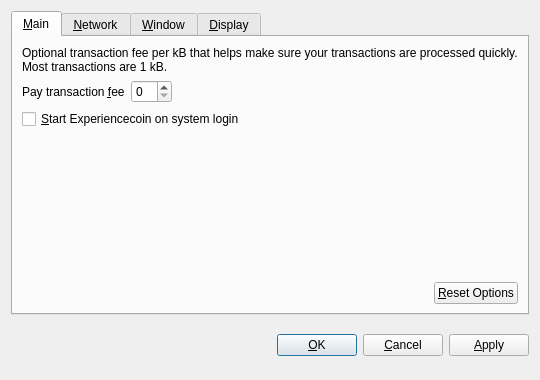
Qt form src/qt/forms/optionsdialog.ui (experiencecoin/experiencecoin_legacy) before a commit.
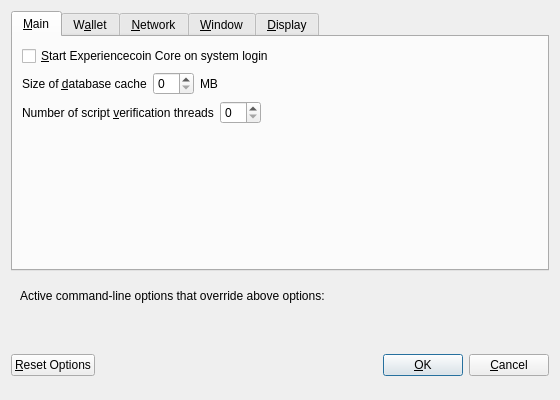
The same form after that commit. Custom widgets are drawn as their Qt base class.

```diff
--- a/src/qt/forms/optionsdialog.ui
+++ b/src/qt/forms/optionsdialog.ui
@@ -6,8 +6,8 @@
    <rect>
     <x>0</x>
     <y>0</y>
-    <width>540</width>
-    <height>380</height>
+    <width>560</width>
+    <height>400</height>
    </rect>
   </property>
   <property name="windowTitle">
@@ -19,9 +19,6 @@
   <layout class="QVBoxLayout" name="verticalLayout">
    <item>
     <widget class="QTabWidget" name="tabWidget">
-     <property name="tabPosition">
-      <enum>QTabWidget::North</enum>
-     </property>
      <property name="currentIndex">
       <number>0</number>
      </property>
@@ -31,6 +28,116 @@
       </attribute>
       <layout class="QVBoxLayout" name="verticalLayout_Main">
        <item>
+        <widget class="QCheckBox" name="bitcoinAtStartup">
+         <property name="toolTip">
+          <string>Automatically start Experiencecoin Core after logging in to the system.</string>
+         </property>
+         <property name="text">
+          <string>&amp;Start Experiencecoin Core on system login</string>
+         </property>
+        </widget>
+       </item>
+       <item>
+        <layout class="QHBoxLayout" name="horizontalLayout_2_Main">
+         <item>
+          <widget class="QLabel" name="databaseCacheLabel">
+           <property name="text">
+            <string>Size of &amp;database cache</string>
+           </property>
+           <property name="textFormat">
+            <enum>Qt::PlainText</enum>
+           </property>
+           <property name="buddy">
+            <cstring>databaseCache</cstring>
+           </property>
+          </widget>
+         </item>
+         <item>
+          <widget class="QSpinBox" name="databaseCache"/>
+         </item>
+         <item>
+          <widget class="QLabel" name="databaseCacheUnitLabel">
+           <property name="text">
+            <string>MB</string>
+           </property>
+           <property name="textFormat">
+            <enum>Qt::PlainText</enum>
+           </property>
+          </widget>
+         </item>
+         <item>
+          <spacer name="horizontalSpacer_2_Main">
+           <property name="orientation">
+            <enum>Qt::Horizontal</enum>
+           </property>
+           <property name="sizeHint" stdset="0">
+            <size>
+             <width>40</width>
+             <height>20</height>
+            </size>
+           </property>
+          </spacer>
+         </item>
+        </layout>
+       </item>
+       <item>
+        <layout class="QHBoxLayout" name="horizontalLayout_3_Main">
+         <item>
+          <widget class="QLabel" name="threadsScriptVerifLabel">
+           <property name="text">
+            <string>Number of script &amp;verification threads</string>
+           </property>
+           <property name="textFormat">
+            <enum>Qt::PlainText</enum>
+           </property>
+           <property name="buddy">
+            <cstring>threadsScriptVerif</cstring>
+           </property>
+          </widget>
+         </item>
+         <item>
+          <widget class="QSpinBox" name="threadsScriptVerif">
+           <property name="toolTip">
+            <string>(0 = auto, &lt;0 = leave that many cores free)</string>
+           </property>
+          </widget>
+         </item>
+         <item>
+          <spacer name="horizontalSpacer_3_Main">
+           <property name="orientation">
+            <enum>Qt::Horizontal</enum>
+           </property>
+           <property name="sizeHint" stdset="0">
+            <size>
+             <width>40</width>
+             <height>20</height>
+            </size>
+           </property>
+          </spacer>
+         </item>
+        </layout>
+       </item>
+       <item>
+        <spacer name="verticalSpacer_Main">
+         <property name="orientation">
+          <enum>Qt::Vertical</enum>
+         </property>
+         <property name="sizeHint" stdset="0">
+          <size>
+           <width>20</width>
+           <height>40</height>
+          </size>
+         </property>
+        </spacer>
+       </item>
+      </layout>
+     </widget>
+     <widget class="QWidget" name="tabWallet">
+      <attribute name="title">
+       <string>W&amp;allet</string>
+      </attribute>
+      <layout class="QVBoxLayout" name="verticalLayout_Wallet">
+       <item>
         <widget class="QLabel" name="transactionFeeInfoLabel">
          <property name="text">
           <string>Optional transaction fee per kB that helps make sure your transactions are processed quickly. Most transactions are 1 kB.</string>
@@ -44,7 +151,7 @@
         </widget>
        </item>
        <item>
-        <layout class="QHBoxLayout" name="horizontalLayout_1_Main">
+        <layout class="QHBoxLayout" name="horizontalLayout_1_Wallet">
          <item>
           <widget class="QLabel" name="transactionFeeLabel">
            <property name="text">
@@ -77,17 +184,7 @@
         </layout>
        </item>
        <item>
-        <widget class="QCheckBox" name="bitcoinAtStartup">
-         <property name="toolTip">
-          <string>Automatically start Experiencecoin after logging in to the system.</string>
-         </property>
-         <property name="text">
-          <string>&amp;Start Experiencecoin on system login</string>
-         </property>
-        </widget>
-       </item>
-       <item>
-        <spacer name="verticalSpacer_Main">
+        <spacer name="verticalSpacer_Wallet">
          <property name="orientation">
           <enum>Qt::Vertical</enum>
          </property>
@@ -100,34 +197,33 @@
         </spacer>
        </item>
        <item>
-        <layout class="QHBoxLayout" name="horizontalLayout_2_Main">
-         <item>
-          <spacer name="horizontalSpacer_2_Main">
-           <property name="orientation">
-            <enum>Qt::Horizontal</enum>
-           </property>
-           <property name="sizeHint" stdset="0">
-            <size>
-             <width>40</width>
-             <height>20</height>
-            </size>
-           </property>
-          </spacer>
-         </item>
-         <item>
-          <widget class="QPushButton" name="resetButton">
-           <property name="toolTip">
-            <string>Reset all client options to default.</string>
-           </property>
-           <property name="text">
-            <string>&amp;Reset Options</string>
-           </property>
-           <property name="autoDefault">
-            <bool>false</bool>
-           </property>
-          </widget>
-         </item>
-        </layout>
+        <widget class="QGroupBox" name="groupBox">
+         <property name="title">
+          <string>Expert</string>
+         </property>
+         <layout class="QVBoxLayout" name="verticalLayout_2">
+          <item>
+           <widget class="QCheckBox" name="coinControlFeatures">
+            <property name="toolTip">
+             <string>Whether to show coin control features or not.</string>
+            </property>
+            <property name="text">
+             <string>Enable coin &amp;control features</string>
+            </property>
+           </widget>
+          </item>
+          <item>
+           <widget class="QCheckBox" name="spendZeroConfChange">
+            <property name="toolTip">
+             <string>If you disable the spending of unconfirmed change, the change from a transaction cannot be used until that transaction has at least one confirmation. This also affects how your balance is computed.</string>
+            </property>
+            <property name="text">
+             <string>&amp;Spend unconfirmed change</string>
+            </property>
+           </widget>
+          </item>
+         </layout>
+        </widget>
        </item>
       </layout>
      </widget>
@@ -390,8 +486,67 @@
      </widget>
     </widget>
    </item>
+   <item>
+    <widget class="QFrame" name="frame">
+     <layout class="QVBoxLayout" name="verticalLayout_Bottom">
+      <item>
+       <layout class="QHBoxLayout" name="horizontalLayout_Bottom">
+        <item>
+         <widget class="QLabel" name="overriddenByCommandLineInfoLabel">
+          <property name="text">
+           <string>Active command-line options that override above options:</string>
+          </property>
+          <property name="textFormat">
+           <enum>Qt::PlainText</enum>
+          </property>
+         </widget>
+        </item>
+        <item>
+         <spacer name="horizontalSpacer_Bottom">
+          <property name="orientation">
+           <enum>Qt::Horizontal</enum>
+          </property>
+          <property name="sizeHint" stdset="0">
+           <size>
+            <width>40</width>
+            <height>20</height>
+           </size>
+          </property>
+         </spacer>
+        </item>
+       </layout>
+      </item>
+      <item>
+       <widget class="QLabel" name="overriddenByCommandLineLabel">
+        <property name="text">
+         <string/>
+        </property>
+        <property name="textFormat">
+         <enum>Qt::PlainText</enum>
+        </property>
+        <property name="wordWrap">
+         <bool>true</bool>
+        </property>
+       </widget>
+      </item>
+     </layout>
+    </widget>
+   </item>
    <item>
     <layout class="QHBoxLayout" name="horizontalLayout_Buttons">
+     <item>
+      <widget class="QPushButton" name="resetButton">
+       <property name="toolTip">
+        <string>Reset all client options to default.</string>
+       </property>
+       <property name="text">
+        <string>&amp;Reset Options</string>
+       </property>
+       <property name="autoDefault">
+        <bool>false</bool>
+       </property>
+      </widget>
+     </item>
      <item>
       <spacer name="horizontalSpacer_1">
        <property name="orientation">
@@ -407,6 +562,12 @@
      </item>
      <item>
       <widget class="QLabel" name="statusLabel">
+       <property name="minimumSize">
+        <size>
+         <width>200</width>
+         <height>0</height>
+        </size>
+       </property>
        <property name="font">
         <font>
          <weight>75</weight>
@@ -454,16 +615,6 @@
        </property>
       </widget>
      </item>
-     <item>
-      <widget class="QPushButton" name="applyButton">
-       <property name="text">
-        <string>&amp;Apply</string>
-       </property>
-       <property name="autoDefault">
-        <bool>false</bool>
-       </property>
-      </widget>
-     </item>
     </layout>
    </item>
   </layout>
@@ -471,19 +622,20 @@
  <customwidgets>
   <customwidget>
    <class>BitcoinAmountField</class>
-   <extends>QSpinBox</extends>
+   <extends>QLineEdit</extends>
    <header>bitcoinamountfield.h</header>
+   <container>1</container>
+  </customwidget>
+  <customwidget>
+   <class>QValidatedLineEdit</class>
+   <extends>QLineEdit</extends>
+   <header>qvalidatedlineedit.h</header>
   </customwidget>
   <customwidget>
    <class>QValueComboBox</class>
    <extends>QComboBox</extends>
    <header>qvaluecombobox.h</header>
   </customwidget>
-  <customwidget>
-   <class>QValidatedLineEdit</class>
-   <extends>QLineEdit</extends>
-   <header>qvalidatedlineedit.h</header>
-  </customwidget>
  </customwidgets>
  <resources/>
  <connections/>
```
Left out of the diff: 56 changed lines with no effect on the pictures.
